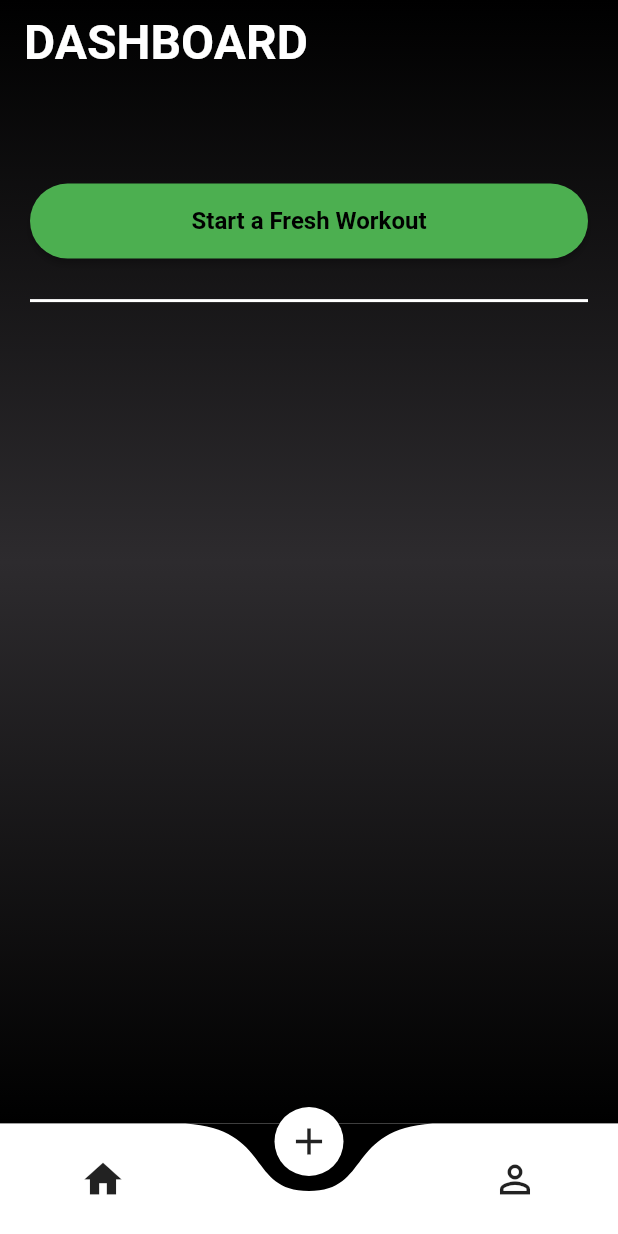
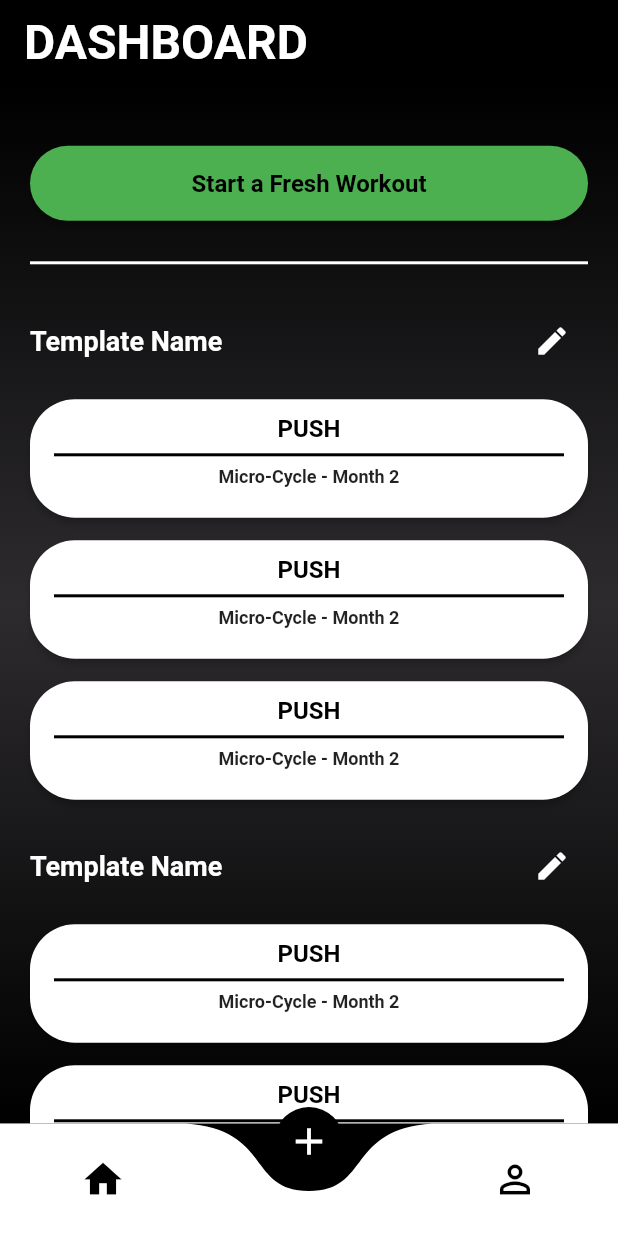
Before and after one commit to ignRyann/gymclubapp, a Flutter app: the screen it shows once a user with an empty profile is signed in, on a phone screen of 412 x 824 dp. Run offline on Flutter 3.47's test engine with Material 2 defaults, Android fonts, the phone set to English and light mode, and no system bars; drawn by our look-alikes of curved_navigation_bar; our stand-ins replace cloud_firestore, firebase_auth, firebase_core; accounts and stored records are empty.

Commit message:
Workout Dashboard UI Implementation
Added UI for Template & Exercises shown on Dashboard

```diff
--- a/gymclubapp/lib/screens/general/home.dart
+++ b/gymclubapp/lib/screens/general/home.dart
@@ -30,10 +30,20 @@ class _HomeScreenState extends State<HomeScreen> {
         index: _page,
         key: _bottomNavigationKey,
         backgroundColor: hexStringToColor("000000"),
-        items: const <Widget>[
-          Icon(Icons.home, size: 30),
-          Icon(Icons.add, size: 30),
-          Icon(Icons.person_outline, size: 30),
+        buttonBackgroundColor: Colors.black,
+        items: <Widget>[
+          Icon(
+            Icons.home,
+            size: 30,
+            color: _page == 0 ? Colors.white : Colors.black,
+          ),
+          Icon(Icons.add,
+              size: 30, color: _page == 1 ? Colors.white : Colors.black),
+          Icon(
+            Icons.person_outline,
+            size: 30,
+            color: _page == 2 ? Colors.white : Colors.black,
+          ),
         ],
         onTap: (index) {
           setState(() {
--- a/gymclubapp/lib/screens/general/profile.dart
+++ b/gymclubapp/lib/screens/general/profile.dart
@@ -4,7 +4,7 @@ import 'package:flutter/material.dart';
 
 import 'package:gymclubapp/screens/screens.dart';
 import '../../utils/widgets.dart';
-import '../auth_services.dart';
+import '../../services/auth_services.dart';
 
 class UserProfileScreen extends StatefulWidget {
   const UserProfileScreen({Key? key}) : super(key: key);
--- a/gymclubapp/lib/screens/general/workoutdashboard/dashboard.dart
+++ b/gymclubapp/lib/screens/general/workoutdashboard/dashboard.dart
@@ -1,6 +1,7 @@
 // ignore_for_file: avoid_print
 
 import 'package:flutter/material.dart';
+import 'package:gymclubapp/screens/general/workoutdashboard/template.dart';
 import '../../../utils/utils.dart';
 
 class WorkoutDashboardScreen extends StatefulWidget {
@@ -15,7 +16,7 @@ class _WorkoutDashboardScreenState extends State<WorkoutDashboardScreen> {
   Widget build(BuildContext context) {
     // [Widget] WorkoutDashboard AppBar
     final workoutDashboardAppBar = AppBar(
-      backgroundColor: Colors.transparent,
+      backgroundColor: Colors.black,
       elevation: 0.0,
       title: const Text(
         'DASHBOARD',
@@ -35,7 +36,6 @@ class _WorkoutDashboardScreenState extends State<WorkoutDashboardScreen> {
         },
         style: ButtonStyle(
             backgroundColor: MaterialStateProperty.resolveWith((states) {
-              // TODO Green or White Coloured Button?
               return Colors.green;
             }),
             shape: MaterialStateProperty.all<RoundedRectangleBorder>(
@@ -49,26 +49,28 @@ class _WorkoutDashboardScreenState extends State<WorkoutDashboardScreen> {
       ),
     );
 
+    // Main Body
     return Scaffold(
-      extendBodyBehindAppBar: true,
+      extendBodyBehindAppBar: false,
       appBar: workoutDashboardAppBar,
+      backgroundColor: Colors.black,
       body: Container(
         width: MediaQuery.of(context).size.width,
-        height: MediaQuery.of(context).size.height,
+        height: MediaQuery.of(context).size.height * 0.9,
         decoration: BoxDecoration(gradient: gradientDesign()),
         child: SingleChildScrollView(
             child: Padding(
                 padding: EdgeInsets.fromLTRB(
-                    20, MediaQuery.of(context).size.height * 0.1, 20, 0),
+                    20, MediaQuery.of(context).size.height * 0.05, 20, 40),
                 child: Column(
                   children: <Widget>[
-                    const SizedBox(height: 40),
                     startFreshWorkout,
                     const SizedBox(height: 20),
                     const Divider(
                       color: Colors.white,
                       thickness: 2.0,
-                    )
+                    ),
+                    const Template(),
                   ],
                 ))),
       ),
--- /dev/null
+++ b/gymclubapp/lib/screens/general/workoutdashboard/template.dart
@@ -0,0 +1,99 @@
+// ignore_for_file: avoid_print
+
+import 'package:flutter/material.dart';
+
+class Template extends StatefulWidget {
+  const Template({Key? key}) : super(key: key);
+
+  @override
+  State<Template> createState() => _TemplateState();
+}
+
+class _TemplateState extends State<Template> {
+  @override
+  Widget build(BuildContext context) {
+    // [Widget] Workout Container
+    final workout = Container(
+      padding: const EdgeInsets.fromLTRB(0, 15, 0, 0),
+      width: MediaQuery.of(context).size.width,
+      decoration: BoxDecoration(borderRadius: BorderRadius.circular(90)),
+      child: ElevatedButton(
+          onPressed: () {
+            print("Redirect to Specific Workout");
+            // TODO Redirect to 'Specific Workout' Page
+          },
+          style: ButtonStyle(
+              overlayColor: MaterialStateProperty.all(Colors.grey),
+              backgroundColor: MaterialStateProperty.all(Colors.white),
+              shape: MaterialStateProperty.all<RoundedRectangleBorder>(
+                  RoundedRectangleBorder(
+                      borderRadius: BorderRadius.circular(30)))),
+          child: Column(
+            children: const [
+              SizedBox(height: 10),
+              Text(
+                'PUSH',
+                style: TextStyle(
+                  color: Colors.black,
+                  fontWeight: FontWeight.bold,
+                  fontSize: 16,
+                ),
+              ),
+              Divider(
+                thickness: 2,
+                color: Colors.black,
+              ),
+              Text(
+                'Micro-Cycle - Month 2',
+                style: TextStyle(
+                  color: Colors.black87,
+                  fontWeight: FontWeight.bold,
+                  fontSize: 12,
+                ),
+              ),
+              SizedBox(height: 20),
+            ],
+          )),
+    );
+
+    // [Widget] Template Column
+    final template = Container(
+        padding: const EdgeInsets.fromLTRB(0, 20, 0, 0),
+        child: Column(
+          crossAxisAlignment: CrossAxisAlignment.start,
+          children: <Widget>[
+            Row(
+              mainAxisAlignment: MainAxisAlignment.spaceBetween,
+              children: [
+                const Text(
+                  'Template Name',
+                  style: TextStyle(
+                      color: Colors.white,
+                      fontWeight: FontWeight.bold,
+                      fontSize: 18),
+                ),
+                IconButton(
+                  onPressed: () {
+                    print("Template Settings Button has been pressed.");
+                  },
+                  icon: const Icon(
+                    Icons.edit,
+                    color: Colors.white,
+                  ),
+                )
+              ],
+            ),
+            workout,
+            workout,
+            workout,
+          ],
+        ));
+
+    // Main Body
+    return SizedBox(
+        width: MediaQuery.of(context).size.width,
+        child: Column(
+          children: [template, template],
+        ));
+  }
+}
--- a/gymclubapp/lib/screens/screens.dart
+++ b/gymclubapp/lib/screens/screens.dart
@@ -6,4 +6,4 @@ export 'authentication/signin.dart';
 export 'authentication/signup.dart';
 export 'authentication/forgotpassword.dart';
 export 'authentication/landing.dart';
-export 'auth_services.dart';
+export '../services/auth_services.dart';
```
Also changed, not shown: gymclubapp/lib/models/user_data.dart (renamed from gymclubapp/lib/models/UserData.dart).
